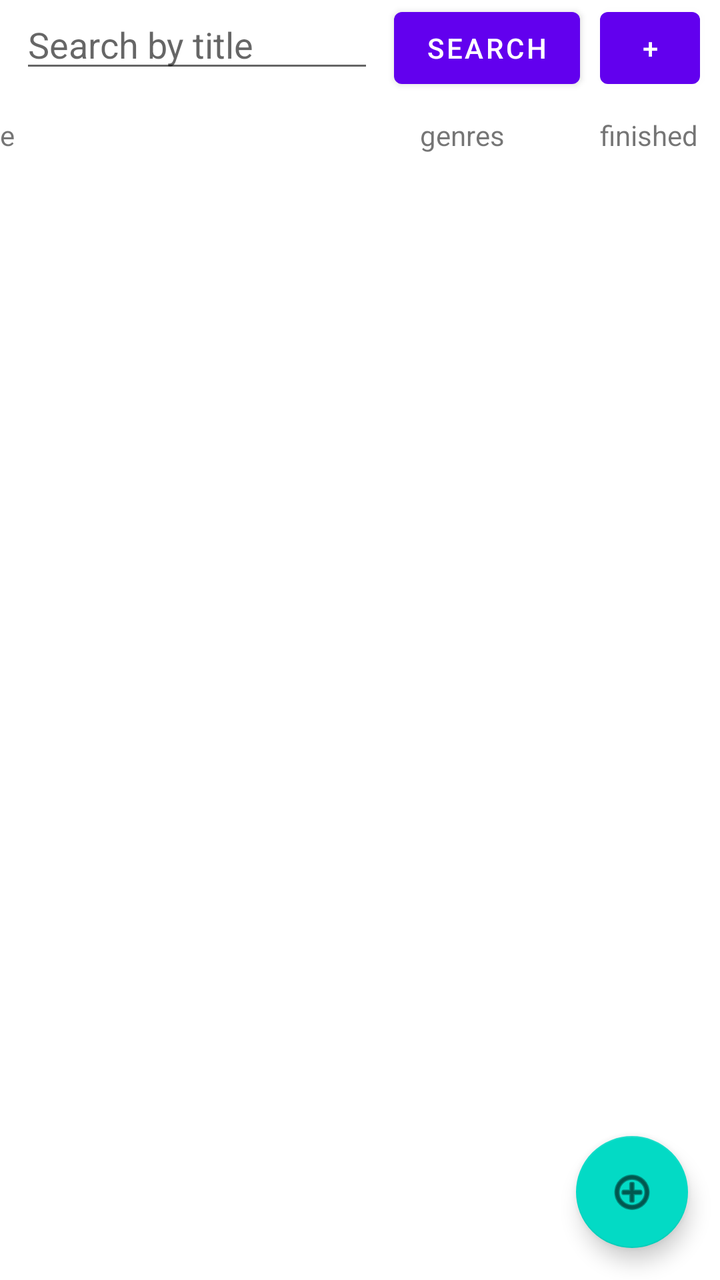
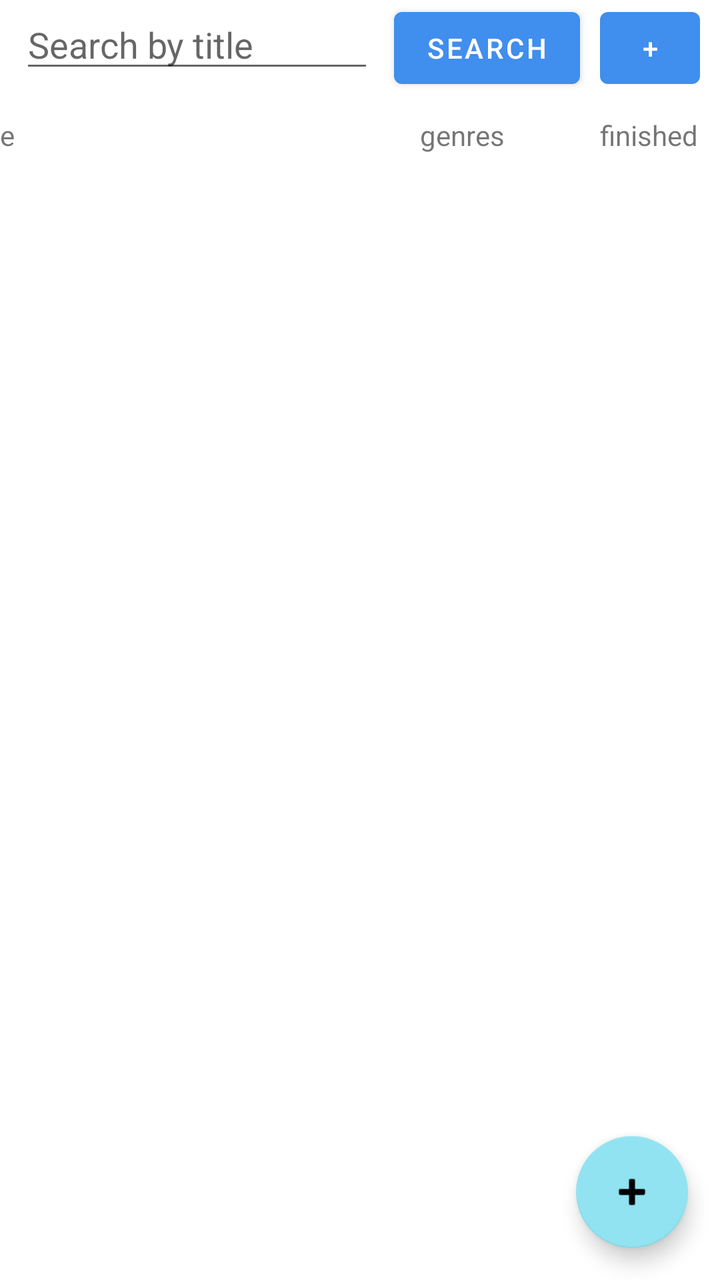

Before-and-after screenshots of an Android layout around one commit, followed by the original layout XML and the change that was made.
<!-- AndroidManifest.xml: application theme Theme.KirjaSovellus -->
<!-- res/layout/fragment_books.xml -->
<?xml version="1.0" encoding="utf-8"?>
<RelativeLayout xmlns:android="http://schemas.android.com/apk/res/android"
    xmlns:app="http://schemas.android.com/apk/res-auto"
    xmlns:tools="http://schemas.android.com/tools"
    android:layout_width="match_parent"
    android:layout_height="match_parent">

    <LinearLayout
        android:id="@+id/BooksFragmentContainer"
        android:layout_width="match_parent"
        android:layout_height="wrap_content"
        android:orientation="vertical"
        app:layout_constraintEnd_toEndOf="parent"
        app:layout_constraintStart_toStartOf="parent"
        app:layout_constraintTop_toTopOf="parent"
        tools:context=".tabBooks.BooksFragment">

        <androidx.constraintlayout.widget.ConstraintLayout
            android:id="@+id/searchContainer"
            android:layout_width="match_parent"
            android:layout_height="wrap_content">

            <EditText
                android:id="@+id/searchBox"
                android:layout_width="0dp"
                android:layout_height="wrap_content"
                android:layout_marginLeft="10dp"
                android:ems="10"
                android:hint="@string/search_by_title"
                android:inputType="textPersonName"
                app:layout_constraintEnd_toStartOf="@+id/btnSearch"
                app:layout_constraintHorizontal_bias="0.5"
                app:layout_constraintStart_toStartOf="parent"
                app:layout_constraintTop_toTopOf="parent" />

            <Button
                android:id="@+id/btnSearch"
                android:layout_width="wrap_content"
                android:layout_height="wrap_content"
                android:layout_marginHorizontal="10dp"
                android:text="@string/search"
                app:layout_constraintEnd_toStartOf="@+id/btnMore"
                app:layout_constraintHorizontal_bias="0.5"
                app:layout_constraintStart_toEndOf="@+id/searchBox"
                app:layout_constraintTop_toTopOf="@+id/searchBox" />

            <Button
                android:id="@+id/btnMore"
                android:layout_width="50dp"
                android:layout_height="wrap_content"
                android:layout_marginRight="10dp"
                android:text="+"
                app:layout_constraintEnd_toEndOf="parent"
                app:layout_constraintHorizontal_bias="0.5"
                app:layout_constraintStart_toEndOf="@+id/btnSearch"
                app:layout_constraintTop_toTopOf="@+id/btnSearch" />

            <androidx.constraintlayout.widget.ConstraintLayout
                android:id="@+id/moreContainer"
                android:layout_width="match_parent"
                android:layout_height="wrap_content"
                android:padding="10dp"
                android:visibility="gone"
                app:layout_constraintTop_toBottomOf="@+id/btnMore"
                tools:visibility="visible">

                <Button
                    android:id="@+id/btnSort"
                    android:layout_width="80dp"
                    android:layout_height="wrap_content"
                    android:text="A-Z"
                    app:layout_constraintBottom_toBottomOf="@+id/textView2"
                    app:layout_constraintStart_toEndOf="@+id/textView2"
                    app:layout_constraintTop_toTopOf="@+id/textView2" />

                <TextView
                    android:id="@+id/textView2"
                    android:layout_width="wrap_content"
                    android:layout_height="wrap_content"
                    android:text="@string/sort"
                    app:layout_constraintBottom_toBottomOf="parent"
                    app:layout_constraintStart_toStartOf="parent"
                    app:layout_constraintTop_toTopOf="parent" />

                <TextView
                    android:id="@+id/textView4"
                    android:layout_width="wrap_content"
                    android:layout_height="wrap_content"
                    android:layout_marginStart="10dp"
                    android:text="@string/filter_genre"
                    app:layout_constraintStart_toEndOf="@+id/btnSort"
                    app:layout_constraintTop_toTopOf="@+id/textView2" />

                <Spinner
                    android:id="@+id/genreSelect"
                    android:layout_width="0dp"
                    android:layout_height="wrap_content"
                    android:spinnerMode="dropdown"
                    app:layout_constraintBottom_toBottomOf="@+id/textView4"
                    app:layout_constraintEnd_toEndOf="parent"
                    app:layout_constraintStart_toEndOf="@+id/textView4"
                    app:layout_constraintTop_toTopOf="@+id/textView4" />

            </androidx.constraintlayout.widget.ConstraintLayout>

        </androidx.constraintlayout.widget.ConstraintLayout>

        <androidx.constraintlayout.widget.ConstraintLayout
            android:id="@+id/labelContainer"
            android:layout_width="match_parent"
            android:layout_height="wrap_content"
            android:paddingVertical="10sp">

            <TextView
                android:id="@+id/tvTitleLabel"
                android:layout_width="230dp"
                android:layout_height="wrap_content"
                android:text="@string/title"
                android:textStyle="normal"
                app:layout_constraintEnd_toStartOf="@+id/tvGenreLabel"
                app:layout_constraintHorizontal_bias="0.5"
                app:layout_constraintStart_toStartOf="parent"
                app:layout_constraintTop_toTopOf="parent" />

            <TextView
                android:id="@+id/tvGenreLabel"
                android:layout_width="90dp"
                android:layout_height="wrap_content"
                android:text="@string/genres"
                android:textStyle="normal"
                app:layout_constraintBottom_toBottomOf="@+id/tvTitleLabel"
                app:layout_constraintEnd_toStartOf="@+id/tvReadLabel"
                app:layout_constraintHorizontal_bias="0.5"
                app:layout_constraintStart_toEndOf="@+id/tvTitleLabel" />

            <TextView
                android:id="@+id/tvReadLabel"
                android:layout_width="80dp"
                android:layout_height="wrap_content"
                android:text="@string/finished"
                app:layout_constraintBottom_toBottomOf="@+id/tvGenreLabel"
                app:layout_constraintEnd_toEndOf="parent"
                app:layout_constraintHorizontal_bias="0.5"
                app:layout_constraintStart_toEndOf="@+id/tvGenreLabel" />

        </androidx.constraintlayout.widget.ConstraintLayout>

        <RelativeLayout
            android:id="@+id/rlscrollContainer"
            android:layout_width="match_parent"
            android:layout_height="match_parent"
            android:orientation="vertical">

            <com.google.android.material.floatingactionbutton.FloatingActionButton
                android:id="@+id/fab"
                android:layout_width="wrap_content"
                android:layout_height="wrap_content"
                android:layout_alignParentEnd="true"
                android:layout_alignParentBottom="true"
                android:layout_gravity="bottom|end"
                android:layout_marginStart="16dp"
                android:layout_marginTop="16dp"
                android:layout_marginEnd="16dp"
                android:layout_marginBottom="16dp"
                android:src="@android:drawable/ic_menu_add"
                android:translationY="-16dp"
                android:visibility="visible"
                app:backgroundTint="@color/teal_200" />

            <androidx.constraintlayout.widget.ConstraintLayout
                android:id="@+id/fabMenuContainer"
                android:layout_width="wrap_content"
                android:layout_height="wrap_content"
                android:layout_above="@+id/fab"
                android:layout_alignEnd="@+id/fab"
                android:layout_marginEnd="1dp"
                android:layout_marginBottom="3dp"
                android:background="#FFFFFF"
                android:padding="10dp"
                android:translationZ="2dp"
                android:visibility="gone"
                tools:visibility="visible">

                <ScrollView
                    android:layout_width="wrap_content"
                    android:layout_height="wrap_content"
                    app:layout_constraintEnd_toEndOf="parent"
                    app:layout_constraintStart_toStartOf="parent"
                    app:layout_constraintTop_toTopOf="parent">

                    <LinearLayout
                        android:layout_width="match_parent"
                        android:layout_height="wrap_content"
                        android:orientation="vertical">

                        <Button
                            android:id="@+id/btnAddBook"
                            android:layout_width="110dp"
                            android:layout_height="wrap_content"
                            android:text="@string/new_book" />

                        <Button
                            android:id="@+id/btnAddGenre"
                            android:layout_width="110dp"
                            android:layout_height="wrap_content"
                            android:text="@string/new_genre" />

                        <Button
                            android:id="@+id/btnEditGenre"
                            android:layout_width="110dp"
                            android:layout_height="wrap_content"
                            android:text="@string/edit_genre" />
                    </LinearLayout>
                </ScrollView>

            </androidx.constraintlayout.widget.ConstraintLayout>

            <androidx.recyclerview.widget.RecyclerView
                android:id="@+id/rvBookList"
                android:layout_width="match_parent"
                android:layout_height="wrap_content"

                android:layout_marginBottom="0dp"
                app:layout_constraintBottom_toBottomOf="parent"
                app:layout_constraintLeft_toLeftOf="parent"
                app:layout_constraintRight_toRightOf="parent"
                app:layout_constraintTop_toTopOf="parent">

            </androidx.recyclerview.widget.RecyclerView>

        </RelativeLayout>

    </LinearLayout>

</RelativeLayout>
<!-- resources referenced by this layout -->
<resources>
  <color name="teal_200">#FF03DAC5</color>
  <string name="edit_genre">edit a genre</string>
  <string name="filter_genre">"Filter Genre: "</string>
  <string name="finished">finished</string>
  <string name="genres">genres</string>
  <string name="new_book">new Book</string>
  <string name="new_genre">new Genre</string>
  <string name="search">Search</string>
  <string name="search_by_title">Search by title</string>
  <string name="sort">"Sort: "</string>
  <string name="title">Title</string>
  <style name="Theme.KirjaSovellus" parent="Theme.MaterialComponents.DayNight.DarkActionBar">
          
          <item name="colorPrimary">@color/purple_500</item>
          <item name="colorPrimaryVariant">@color/purple_700</item>
          <item name="colorOnPrimary">@color/white</item>
          
          <item name="colorSecondary">@color/teal_200</item>
          <item name="colorSecondaryVariant">@color/teal_700</item>
          <item name="colorOnSecondary">@color/black</item>
          
          <item name="android:statusBarColor" tools:targetApi="l">?attr/colorPrimaryVariant</item>
          
          <item name="windowNoTitle">true</item>
          <item name="windowActionBar">false</item>
      </style>
  <color name="purple_500">#FF6200EE</color>
  <color name="purple_700">#FF3700B3</color>
  <color name="white">#FFFFFFFF</color>
  <color name="teal_700">#FF018786</color>
  <color name="black">#FF000000</color>
</resources>

<!-- the commit's change to res/layout/fragment_books.xml (unified diff, before → after) -->
@@ -162,10 +162,10 @@
                 android:layout_marginTop="16dp"
                 android:layout_marginEnd="16dp"
                 android:layout_marginBottom="16dp"
-                android:src="@android:drawable/ic_menu_add"
+                android:src="@android:drawable/ic_input_add"
                 android:translationY="-16dp"
                 android:visibility="visible"
-                app:backgroundTint="@color/teal_200" />
+                app:backgroundTint="@color/blue_light_main" />
 
             <androidx.constraintlayout.widget.ConstraintLayout
                 android:id="@+id/fabMenuContainer"
<!-- resource entries referenced after the edit -->
@@ -1,5 +1,6 @@
 <!-- resources referenced by this layout -->
 <resources>
+  <color name="blue_light_main">#91E3F1</color>
   <color name="teal_200">#FF03DAC5</color>
   <string name="edit_genre">edit a genre</string>
   <string name="filter_genre">"Filter Genre: "</string>
@@ -13,7 +14,7 @@
   <string name="title">Title</string>
   <style name="Theme.KirjaSovellus" parent="Theme.MaterialComponents.DayNight.DarkActionBar">
           
-          <item name="colorPrimary">@color/purple_500</item>
+          <item name="colorPrimary">@color/blue_main</item>
           <item name="colorPrimaryVariant">@color/purple_700</item>
           <item name="colorOnPrimary">@color/white</item>
           
@@ -26,7 +27,7 @@
           <item name="windowNoTitle">true</item>
           <item name="windowActionBar">false</item>
       </style>
-  <color name="purple_500">#FF6200EE</color>
+  <color name="blue_main">#408EED</color>
   <color name="purple_700">#FF3700B3</color>
   <color name="white">#FFFFFFFF</color>
   <color name="teal_700">#FF018786</color>
